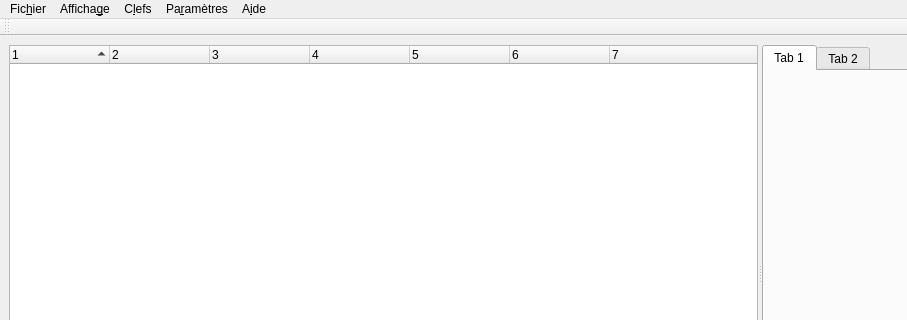
First picture: the form in GuiPG/src/View/mainwindow.ui, repository Diakakodo/GuiPG, before the edit; both pictures show x 0 to 907 and y 0 to 320 of the 1099 by 749 pixel window.
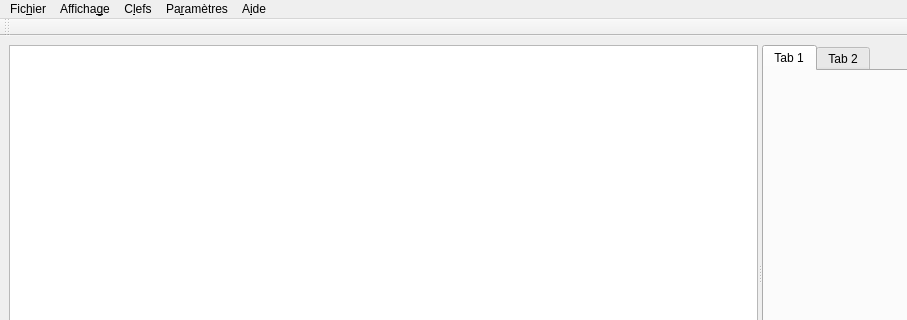
Second picture: the form after the edit.

Commit message: modification du menu et de la fenetre de gestion de profil, la création de profil se fait maintenant via la fenetre de visualisation des profils existants

```diff
--- a/GuiPG/src/View/mainwindow.ui
+++ b/GuiPG/src/View/mainwindow.ui
@@ -41,43 +41,8 @@
          <bool>true</bool>
         </property>
         <property name="columnCount">
-         <number>7</number>
+         <number>0</number>
         </property>
-        <column>
-         <property name="text">
-          <string notr="true">1</string>
-         </property>
-        </column>
-        <column>
-         <property name="text">
-          <string notr="true">2</string>
-         </property>
-        </column>
-        <column>
-         <property name="text">
-          <string notr="true">3</string>
-         </property>
-        </column>
-        <column>
-         <property name="text">
-          <string notr="true">4</string>
-         </property>
-        </column>
-        <column>
-         <property name="text">
-          <string notr="true">5</string>
-         </property>
-        </column>
-        <column>
-         <property name="text">
-          <string notr="true">6</string>
-         </property>
-        </column>
-        <column>
-         <property name="text">
-          <string notr="true">7</string>
-         </property>
-        </column>
        </widget>
        <widget class="QTabWidget" name="tabWidget">
         <widget class="QWidget" name="tab">
```
Left out of the diff: 17 changed lines with no effect on the pictures. The commit also changes 4 other files.
